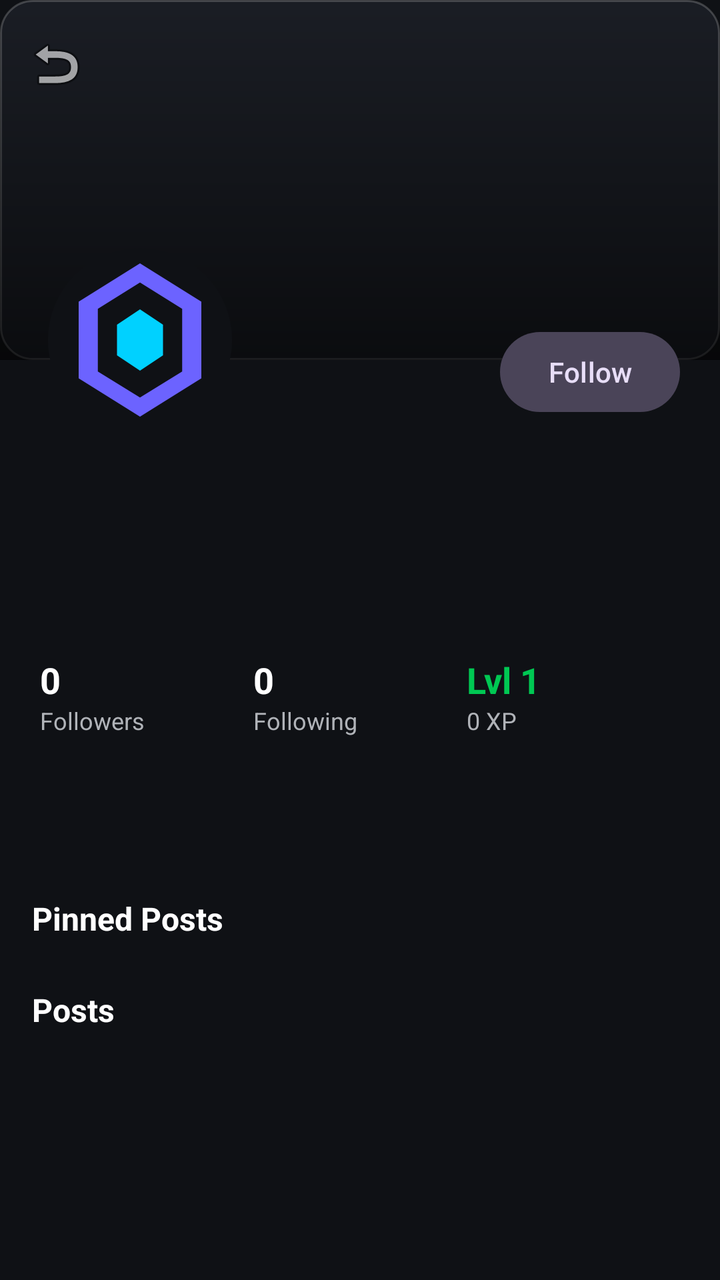
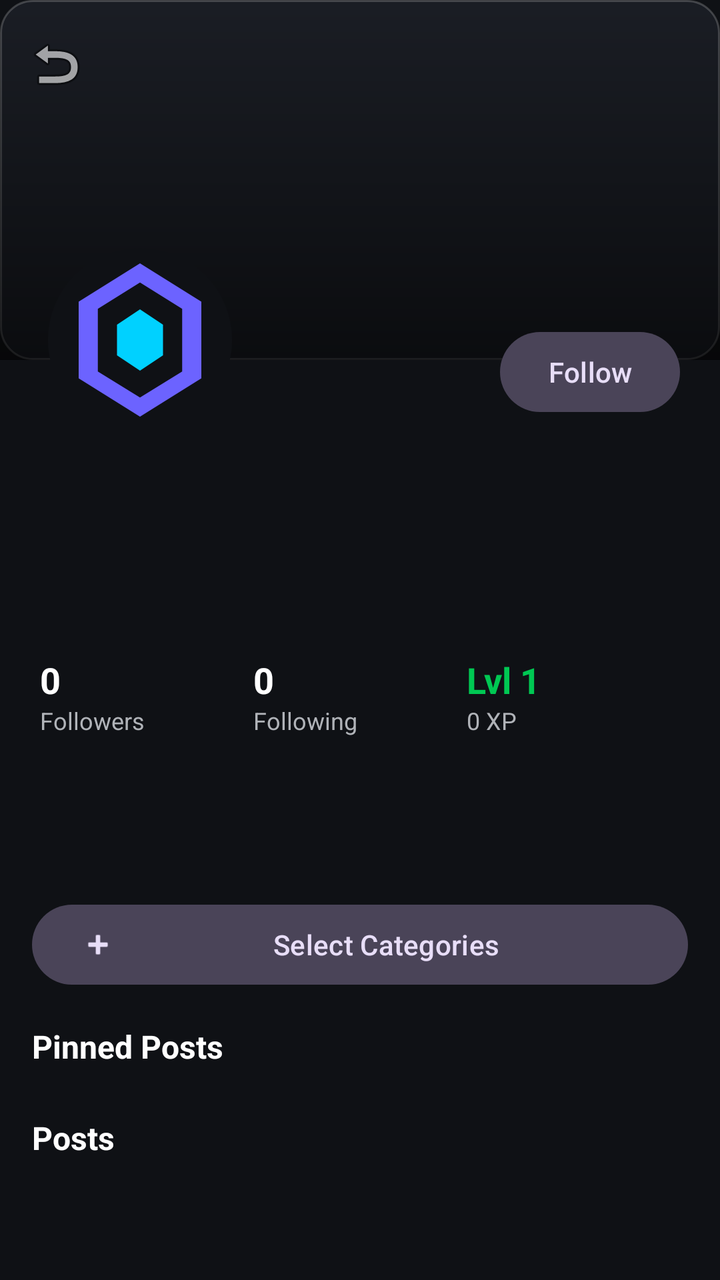

An Android layout rendered at two revisions. The XML below is the earlier revision; the diff shows what the commit changed to produce the second picture.
<!-- AndroidManifest.xml: application theme Theme.LifeOS -->
<!-- res/layout/activity_user_profile.xml -->
<?xml version="1.0" encoding="utf-8"?>
<androidx.coordinatorlayout.widget.CoordinatorLayout xmlns:android="http://schemas.android.com/apk/res/android"
    xmlns:app="http://schemas.android.com/apk/res-auto"
    android:layout_width="match_parent"
    android:layout_height="match_parent"
    android:background="@color/background">

    <com.google.android.material.appbar.AppBarLayout
        android:id="@+id/appBar"
        android:layout_width="match_parent"
        android:layout_height="wrap_content"
        android:background="@android:color/transparent"
        app:elevation="0dp">

        <com.google.android.material.appbar.CollapsingToolbarLayout
            android:layout_width="match_parent"
            android:layout_height="wrap_content"
            app:layout_scrollFlags="scroll|exitUntilCollapsed"
            app:toolbarId="@+id/toolbar">

            <LinearLayout
                android:layout_width="match_parent"
                android:layout_height="wrap_content"
                android:orientation="vertical">

                <RelativeLayout
                    android:layout_width="match_parent"
                    android:layout_height="220dp">

                    <ImageView
                        android:id="@+id/imgCover"
                        android:layout_width="match_parent"
                        android:layout_height="180dp"
                        android:scaleType="centerCrop"
                        android:src="@drawable/bg_card_glass" />

                    <View
                        android:layout_width="match_parent"
                        android:layout_height="180dp"
                        android:background="@drawable/gradient_overlay" />

                    <com.google.android.material.imageview.ShapeableImageView
                        android:id="@+id/imgProfile"
                        android:layout_width="100dp"
                        android:layout_height="100dp"
                        android:layout_alignParentBottom="true"
                        android:layout_marginStart="20dp"
                        android:padding="4dp"
                        android:background="@color/background"
                        app:shapeAppearanceOverlay="@style/CircleImage"
                        android:src="@drawable/ic_logo" />

                    <com.google.android.material.button.MaterialButton
                        android:id="@+id/btnFollow"
                        style="@style/Widget.Material3.Button.TonalButton"
                        android:layout_width="wrap_content"
                        android:layout_height="wrap_content"
                        android:layout_alignParentEnd="true"
                        android:layout_alignParentBottom="true"
                        android:layout_marginEnd="20dp"
                        android:layout_marginBottom="10dp"
                        android:text="Follow"
                        app:cornerRadius="20dp" />

                </RelativeLayout>

                <LinearLayout
                    android:layout_width="match_parent"
                    android:layout_height="wrap_content"
                    android:orientation="vertical"
                    android:paddingHorizontal="20dp"
                    android:paddingTop="12dp">

                    <TextView
                        android:id="@+id/tvName"
                        android:layout_width="wrap_content"
                        android:layout_height="wrap_content"
                        android:textColor="@color/text_primary"
                        android:textSize="24sp"
                        android:textStyle="bold" />

                    <TextView
                        android:id="@+id/tvUsername"
                        android:layout_width="wrap_content"
                        android:layout_height="wrap_content"
                        android:textColor="@color/primary_accent"
                        android:textSize="14sp" />

                    <TextView
                        android:id="@+id/tvBio"
                        android:layout_width="match_parent"
                        android:layout_height="wrap_content"
                        android:layout_marginTop="8dp"
                        android:textColor="@color/text_secondary"
                        android:textSize="15sp" />

                    <LinearLayout
                        android:layout_width="match_parent"
                        android:layout_height="wrap_content"
                        android:layout_marginTop="16dp"
                        android:orientation="horizontal">

                        <LinearLayout
                            android:layout_width="0dp"
                            android:layout_height="wrap_content"
                            android:layout_weight="1"
                            android:orientation="vertical">
                            <TextView
                                android:id="@+id/tvFollowers"
                                android:layout_width="wrap_content"
                                android:layout_height="wrap_content"
                                android:textColor="@color/text_primary"
                                android:textSize="18sp"
                                android:textStyle="bold"
                                android:text="0" />
                            <TextView
                                android:layout_width="wrap_content"
                                android:layout_height="wrap_content"
                                android:text="Followers"
                                android:textColor="@color/text_secondary"
                                android:textSize="12sp" />
                        </LinearLayout>

                        <LinearLayout
                            android:layout_width="0dp"
                            android:layout_height="wrap_content"
                            android:layout_weight="1"
                            android:orientation="vertical">
                            <TextView
                                android:id="@+id/tvFollowing"
                                android:layout_width="wrap_content"
                                android:layout_height="wrap_content"
                                android:textColor="@color/text_primary"
                                android:textSize="18sp"
                                android:textStyle="bold"
                                android:text="0" />
                            <TextView
                                android:layout_width="wrap_content"
                                android:layout_height="wrap_content"
                                android:text="Following"
                                android:textColor="@color/text_secondary"
                                android:textSize="12sp" />
                        </LinearLayout>

                        <LinearLayout
                            android:layout_width="0dp"
                            android:layout_height="wrap_content"
                            android:layout_weight="1"
                            android:orientation="vertical">
                            <TextView
                                android:id="@+id/tvLevel"
                                android:layout_width="wrap_content"
                                android:layout_height="wrap_content"
                                android:textColor="@color/success"
                                android:textSize="18sp"
                                android:textStyle="bold"
                                android:text="Lvl 1" />
                            <TextView
                                android:id="@+id/tvXp"
                                android:layout_width="wrap_content"
                                android:layout_height="wrap_content"
                                android:text="0 XP"
                                android:textColor="@color/text_secondary"
                                android:textSize="12sp" />
                        </LinearLayout>

                    </LinearLayout>

                    <com.google.android.material.tabs.TabLayout
                        android:id="@+id/tabLayout"
                        android:layout_width="match_parent"
                        android:layout_height="wrap_content"
                        android:layout_marginTop="16dp"
                        android:background="@android:color/transparent"
                        app:tabIndicatorColor="@color/primary_accent"
                        app:tabIndicatorHeight="3dp"
                        app:tabSelectedTextColor="@color/text_primary"
                        app:tabTextColor="@color/text_secondary"
                        app:tabMode="fixed" />

                </LinearLayout>

            </LinearLayout>

            <androidx.appcompat.widget.Toolbar
                android:id="@+id/toolbar"
                android:layout_width="match_parent"
                android:layout_height="?attr/actionBarSize"
                app:layout_collapseMode="pin"
                app:navigationIcon="@android:drawable/ic_menu_revert" />

        </com.google.android.material.appbar.CollapsingToolbarLayout>

    </com.google.android.material.appbar.AppBarLayout>

    <androidx.core.widget.NestedScrollView
        android:layout_width="match_parent"
        android:layout_height="match_parent"
        app:layout_behavior="@string/appbar_scrolling_view_behavior">

        <LinearLayout
            android:layout_width="match_parent"
            android:layout_height="wrap_content"
            android:orientation="vertical"
            android:padding="16dp">

            <TextView
                android:id="@+id/tvPinnedLabel"
                android:layout_width="wrap_content"
                android:layout_height="wrap_content"
                android:text="Pinned Posts"
                android:textSize="16sp"
                android:textStyle="bold"
                android:textColor="@color/text_primary"
                android:layout_marginBottom="8dp" />

            <androidx.recyclerview.widget.RecyclerView
                android:id="@+id/recyclerPinned"
                android:layout_width="match_parent"
                android:layout_height="wrap_content"
                android:nestedScrollingEnabled="false" />

            <TextView
                android:id="@+id/tvPostsLabel"
                android:layout_width="wrap_content"
                android:layout_height="wrap_content"
                android:layout_marginTop="16dp"
                android:text="Posts"
                android:textSize="16sp"
                android:textStyle="bold"
                android:textColor="@color/text_primary"
                android:layout_marginBottom="8dp" />

            <androidx.recyclerview.widget.RecyclerView
                android:id="@+id/recyclerPosts"
                android:layout_width="match_parent"
                android:layout_height="wrap_content"
                android:nestedScrollingEnabled="false" />

        </LinearLayout>

    </androidx.core.widget.NestedScrollView>

</androidx.coordinatorlayout.widget.CoordinatorLayout>
<!-- resources referenced by this layout -->
<resources>
  <color name="background">#0F1115</color>
  <color name="primary_accent">#6C63FF</color>
  <color name="success">#00C853</color>
  <color name="text_primary">#FFFFFF</color>
  <color name="text_secondary">#B0B3B8</color>
  <!-- drawable bg_card_glass (drawable) -->
  <?xml version="1.0" encoding="utf-8"?>
  <shape xmlns:android="http://schemas.android.com/apk/res/android"
      android:shape="rectangle">
      <solid android:color="@color/card_background" />
      <corners android:radius="16dp" />
      <stroke
          android:width="1dp"
          android:color="#33FFFFFF" />
  </shape>
  <!-- drawable gradient_overlay (drawable) -->
  <?xml version="1.0" encoding="utf-8"?>
  <shape xmlns:android="http://schemas.android.com/apk/res/android">
      <gradient
          android:angle="90"
          android:endColor="@android:color/transparent"
          android:startColor="#99000000" />
  </shape>
  <!-- drawable ic_logo (drawable) -->
  <?xml version="1.0" encoding="utf-8"?>
  <vector xmlns:android="http://schemas.android.com/apk/res/android"
      android:width="120dp"
      android:height="120dp"
      android:viewportWidth="24"
      android:viewportHeight="24">
      <path
          android:fillColor="@color/primary_accent"
          android:pathData="M12,2L4,7v10l8,5 8,-5V7L12,2zM12,4.5l5.5,3.44V16.1L12,19.5 6.5,16.1V7.94L12,4.5z" />
      <path
          android:fillColor="@color/secondary_accent"
          android:pathData="M12,8l-3,2v4l3,2 3,-2v-4L12,8z" />
  </vector>
  <style name="CircleImage" parent="">
          <item name="cornerSize">50%</item>
      </style>
  <style name="Theme.LifeOS" parent="Base.Theme.LifeOS" />
  <color name="card_background">#1A1D24</color>
  <color name="secondary_accent">#00D1FF</color>
  <style name="Base.Theme.LifeOS" parent="Theme.Material3.Dark.NoActionBar">
          <item name="colorPrimary">@color/primary_accent</item>
          <item name="colorSecondary">@color/secondary_accent</item>
          <item name="android:colorBackground">@color/background</item>
          <item name="colorSurface">@color/card_background</item>
          <item name="android:textColorPrimary">@color/text_primary</item>
          <item name="android:textColorSecondary">@color/text_secondary</item>
          <item name="android:statusBarColor">@color/background</item>
          <item name="android:navigationBarColor">@color/background</item>
          <item name="materialButtonStyle">@style/Widget.LifeOS.Button</item>
          <item name="textInputStyle">@style/Widget.LifeOS.TextInput</item>
      </style>
  <style name="Widget.LifeOS.Button" parent="Widget.Material3.Button">
          <item name="cornerRadius">16dp</item>
          <item name="android:textAllCaps">false</item>
      </style>
  <style name="Widget.LifeOS.TextInput" parent="Widget.Material3.TextInputLayout.OutlinedBox">
          <item name="boxCornerRadiusTopStart">12dp</item>
          <item name="boxCornerRadiusTopEnd">12dp</item>
          <item name="boxCornerRadiusBottomStart">12dp</item>
          <item name="boxCornerRadiusBottomEnd">12dp</item>
      </style>
</resources>

<!-- the commit's change to res/layout/activity_user_profile.xml (unified diff, before → after) -->
@@ -9,7 +9,7 @@
         android:id="@+id/appBar"
         android:layout_width="match_parent"
         android:layout_height="wrap_content"
-        android:background="@android:color/transparent"
+        android:background="@color/background"
         app:elevation="0dp">
 
         <com.google.android.material.appbar.CollapsingToolbarLayout
@@ -21,7 +21,8 @@
             <LinearLayout
                 android:layout_width="match_parent"
                 android:layout_height="wrap_content"
-                android:orientation="vertical">
+                android:orientation="vertical"
+                app:layout_collapseMode="parallax">
 
                 <RelativeLayout
                     android:layout_width="match_parent"
@@ -69,7 +70,8 @@
                     android:layout_height="wrap_content"
                     android:orientation="vertical"
                     android:paddingHorizontal="20dp"
-                    android:paddingTop="12dp">
+                    android:paddingTop="12dp"
+                    android:paddingBottom="16dp">
 
                     <TextView
                         android:id="@+id/tvName"
@@ -163,23 +165,8 @@
                                 android:textColor="@color/text_secondary"
                                 android:textSize="12sp" />
                         </LinearLayout>
-
                     </LinearLayout>
-
-                    <com.google.android.material.tabs.TabLayout
-                        android:id="@+id/tabLayout"
-                        android:layout_width="match_parent"
-                        android:layout_height="wrap_content"
-                        android:layout_marginTop="16dp"
-                        android:background="@android:color/transparent"
-                        app:tabIndicatorColor="@color/primary_accent"
-                        app:tabIndicatorHeight="3dp"
-                        app:tabSelectedTextColor="@color/text_primary"
-                        app:tabTextColor="@color/text_secondary"
-                        app:tabMode="fixed" />
-
                 </LinearLayout>
-
             </LinearLayout>
 
             <androidx.appcompat.widget.Toolbar
@@ -191,18 +178,47 @@
 
         </com.google.android.material.appbar.CollapsingToolbarLayout>
 
+        <com.google.android.material.tabs.TabLayout
+            android:id="@+id/tabLayout"
+            android:layout_width="match_parent"
+            android:layout_height="wrap_content"
+            android:background="@color/background"
+            app:tabIndicatorColor="@color/primary_accent"
+            app:tabIndicatorHeight="3dp"
+            app:tabSelectedTextColor="@color/text_primary"
+            app:tabTextColor="@color/text_secondary"
+            app:tabMode="fixed" />
+
     </com.google.android.material.appbar.AppBarLayout>
 
     <androidx.core.widget.NestedScrollView
         android:layout_width="match_parent"
         android:layout_height="match_parent"
+        android:fillViewport="true"
         app:layout_behavior="@string/appbar_scrolling_view_behavior">
 
         <LinearLayout
             android:layout_width="match_parent"
             android:layout_height="wrap_content"
             android:orientation="vertical"
-            android:padding="16dp">
+            android:padding="16dp"
+            android:paddingBottom="100dp"
+            android:clipToPadding="false">
+
+            <com.google.android.material.button.MaterialButton
+                android:id="@+id/btnSelectCategories"
+                style="@style/Widget.Material3.Button.TonalButton"
+                android:layout_width="match_parent"
+                android:layout_height="wrap_content"
+                android:text="Select Categories"
+                app:icon="@android:drawable/ic_input_add" />
+
+            <androidx.recyclerview.widget.RecyclerView
+                android:id="@+id/recyclerCategoryFilter"
+                android:layout_width="match_parent"
+                android:layout_height="wrap_content"
+                android:layout_marginTop="8dp"
+                android:layout_marginBottom="8dp" />
 
             <TextView
                 android:id="@+id/tvPinnedLabel"
@@ -237,6 +253,11 @@
                 android:layout_height="wrap_content"
                 android:nestedScrollingEnabled="false" />
 
+            
+            <View
+                android:layout_width="match_parent"
+                android:layout_height="100dp" />
+
         </LinearLayout>
 
     </androidx.core.widget.NestedScrollView>
